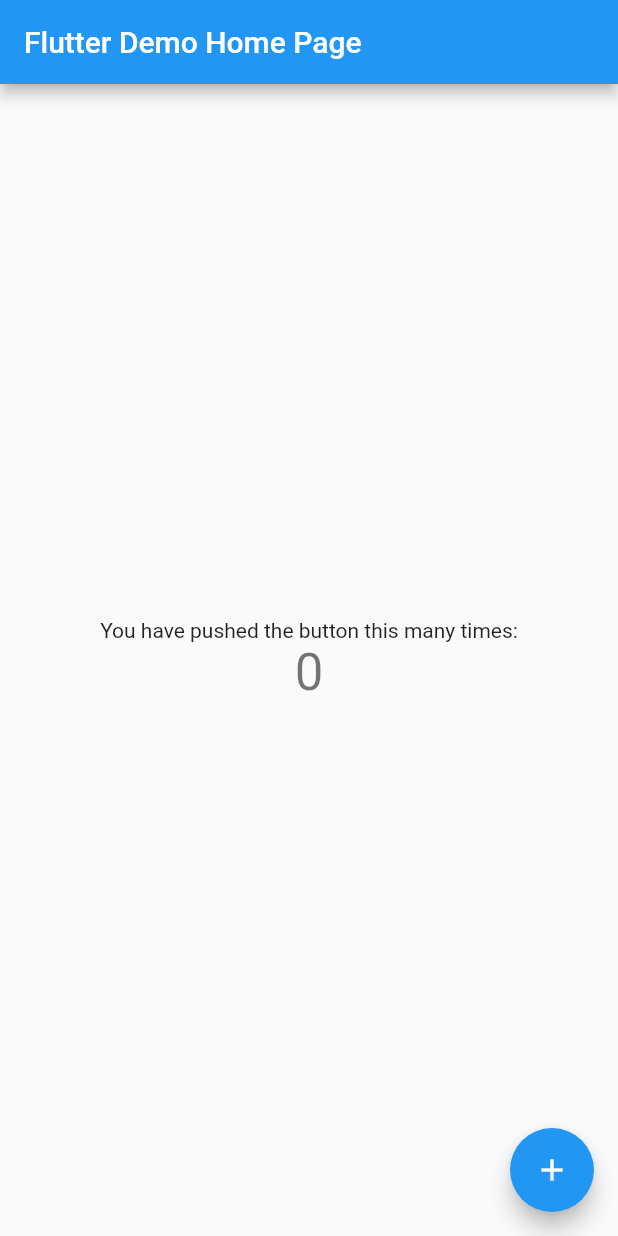
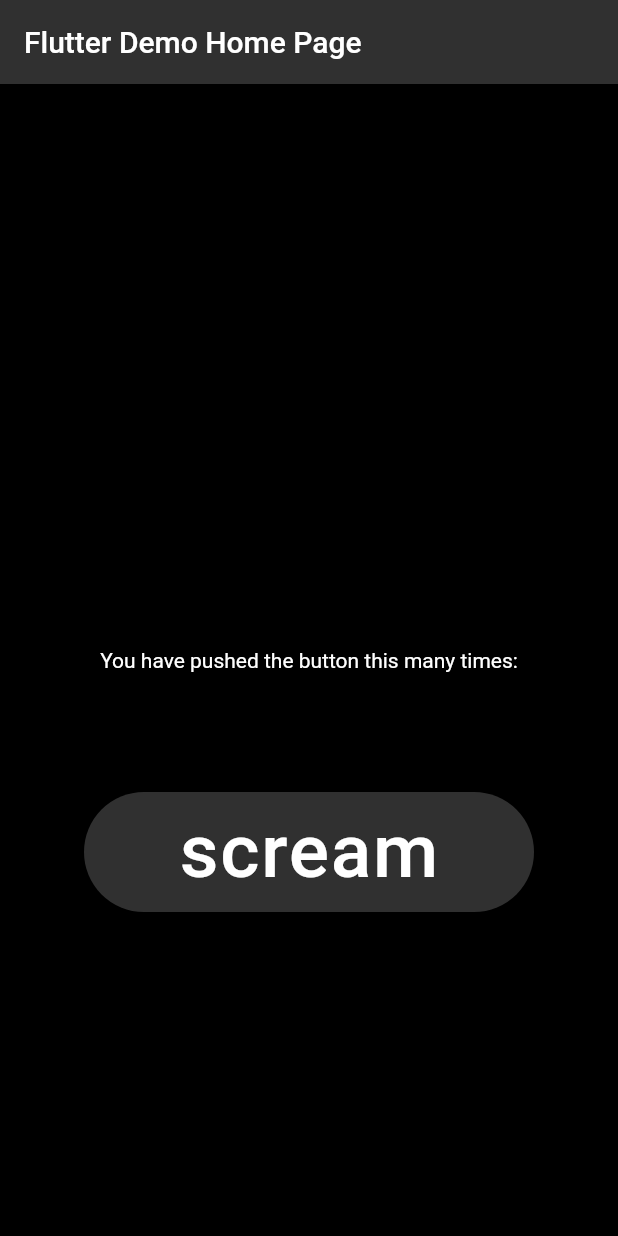
Before and after one commit to yung4/HelloWorld-2-the-squeakquel, a Flutter app: the screen it shows after launch, on a phone screen of 412 x 824 dp. Run offline on Flutter 3.47's test engine with Material 2 defaults, Android fonts, the phone set to English and light mode, and no system bars.

Commit message:
basic start

```diff
--- a/hello_world_2/lib/main.dart
+++ b/hello_world_2/lib/main.dart
@@ -66,10 +66,12 @@ class _MyHomePageState extends State<MyHomePage> {
     // fast, so that you can just rebuild anything that needs updating rather
     // than having to individually change instances of widgets.
     return Scaffold(
+      backgroundColor: Colors.black,
       appBar: AppBar(
         // Here we take the value from the MyHomePage object that was created by
         // the App.build method, and use it to set our appbar title.
         title: Text(widget.title),
+        backgroundColor: Colors.grey[850],
       ),
       body: Center(
         // Center is a layout widget. It takes a single child and positions it
@@ -93,19 +95,36 @@ class _MyHomePageState extends State<MyHomePage> {
           children: <Widget>[
             Text(
               'You have pushed the button this many times:',
-            ),
-            Text(
-              '$_counter',
-              style: Theme.of(context).textTheme.display1,
+              style: TextStyle(color: Colors.white),
             ),
           ],
         ),
       ),
-      floatingActionButton: FloatingActionButton(
-        onPressed: _incrementCounter,
-        tooltip: 'Increment',
-        child: Icon(Icons.add),
-      ), // This trailing comma makes auto-formatting nicer for build methods.
+
+      floatingActionButton: Container(
+
+        width: 300,
+        height: 80,
+        margin: EdgeInsets.only(bottom: 200),
+        child: FloatingActionButton.extended(
+          //shape: ,
+          onPressed: _incrementCounter,
+          tooltip: 'Increment',
+          //icon: Icon(Icons.add),
+          label: Text(
+            'scream',
+            style: TextStyle(
+              fontSize: 50,
+            ),
+          ),
+          backgroundColor: Colors.grey[850],
+
+        ),
+
+
+      ),
+      floatingActionButtonLocation: FloatingActionButtonLocation.centerFloat,
+       // This trailing comma makes auto-formatting nicer for build methods.
     );
   }
 }
```
